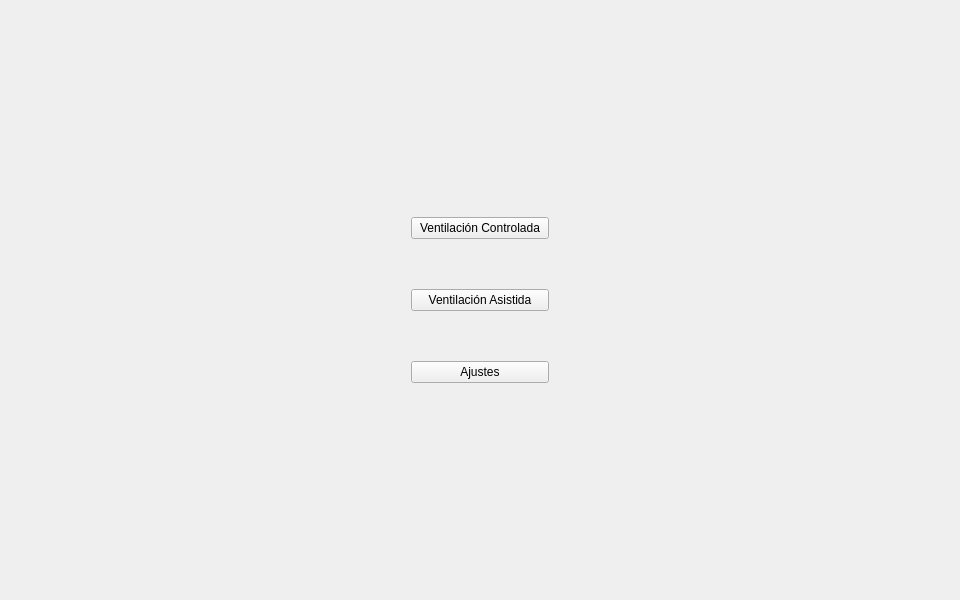
claydergc/RPIRespirador, file ui/UIPrincipal.ui: the form before one commit.
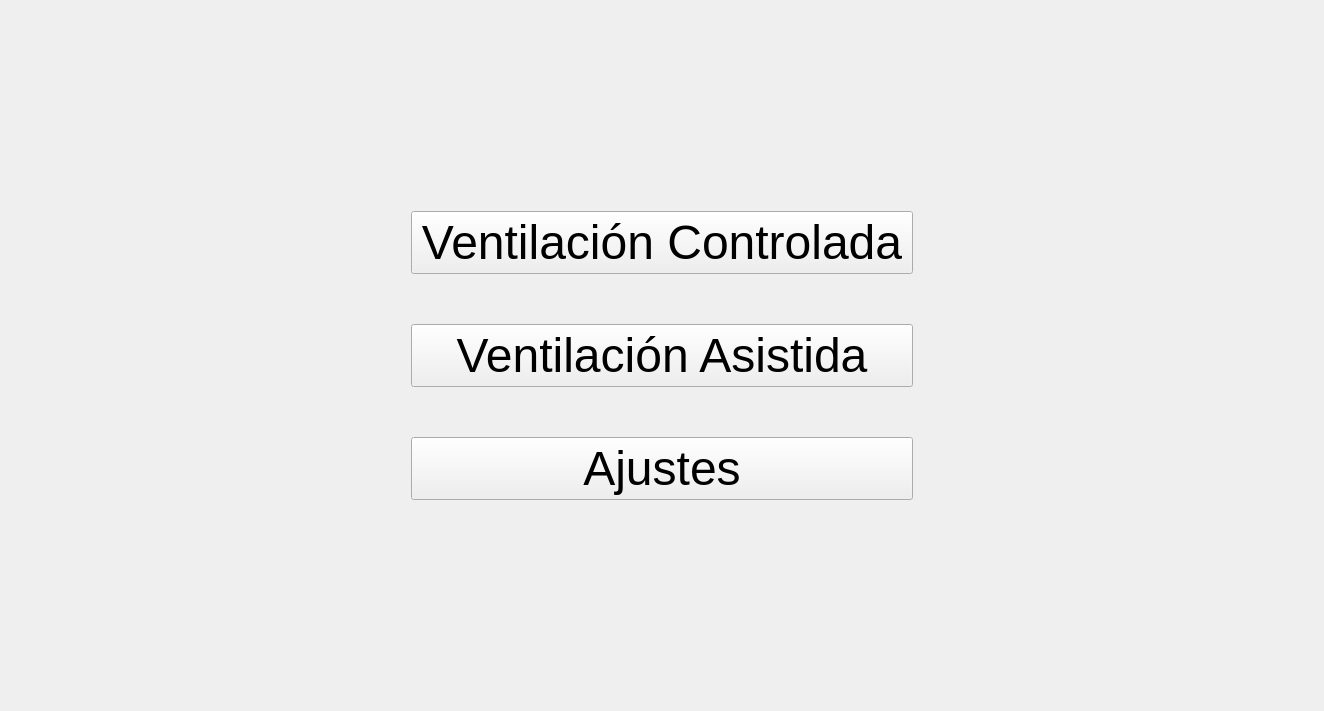
The form after the commit.

```diff
--- a/ui/UIPrincipal.ui
+++ b/ui/UIPrincipal.ui
@@ -6,8 +6,8 @@
    <rect>
     <x>0</x>
     <y>0</y>
-    <width>960</width>
-    <height>600</height>
+    <width>1324</width>
+    <height>707</height>
    </rect>
   </property>
   <property name="windowTitle">
@@ -32,24 +32,58 @@
       <number>50</number>
      </property>
      <item row="2" column="0">
-      <widget class="QPushButton" name="pushButton_3">
+      <widget class="QPushButton" name="btnAjustes">
+       <property name="font">
+        <font>
+         <pointsize>36</pointsize>
+        </font>
+       </property>
        <property name="text">
         <string>Ajustes</string>
        </property>
       </widget>
      </item>
      <item row="1" column="0">
-      <widget class="QPushButton" name="pushButton_2">
+      <widget class="QPushButton" name="btnVentAsistida">
+       <property name="font">
+        <font>
+         <pointsize>36</pointsize>
+        </font>
+       </property>
        <property name="text">
         <string>Ventilación Asistida</string>
        </property>
       </widget>
      </item>
      <item row="0" column="0">
-      <widget class="QPushButton" name="pushButton">
+      <widget class="QPushButton" name="btnVentControlada">
+       <property name="sizeIncrement">
+        <size>
+         <width>0</width>
+         <height>0</height>
+        </size>
+       </property>
+       <property name="baseSize">
+        <size>
+         <width>0</width>
+         <height>0</height>
+        </size>
+       </property>
+       <property name="font">
+        <font>
+         <pointsize>36</pointsize>
+         <strikeout>false</strikeout>
+        </font>
+       </property>
        <property name="text">
         <string>Ventilación Controlada</string>
        </property>
+       <property name="iconSize">
+        <size>
+         <width>16</width>
+         <height>16</height>
+        </size>
+       </property>
       </widget>
      </item>
     </layout>
```
Left out of the diff: 4 changed lines with no effect on the pictures.
